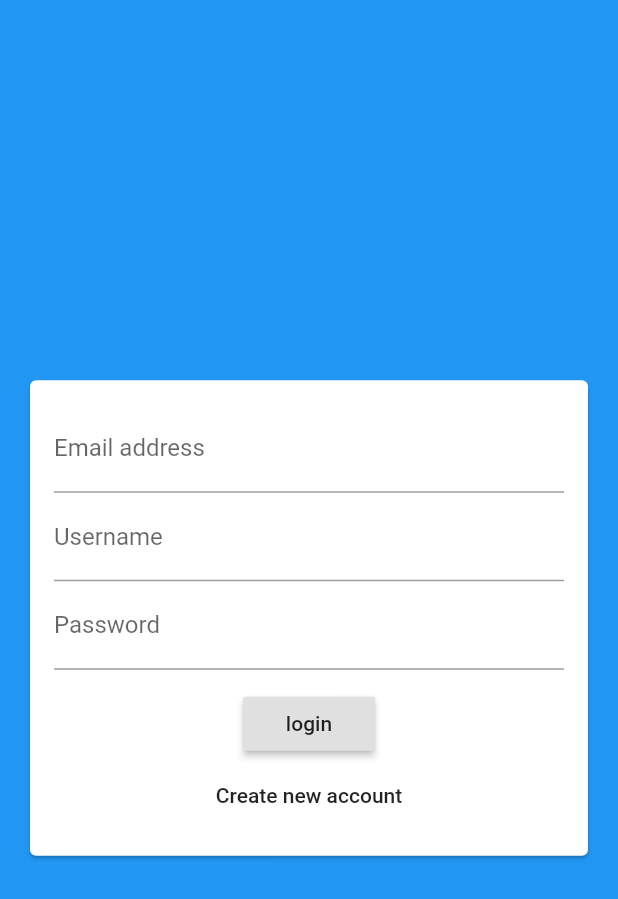
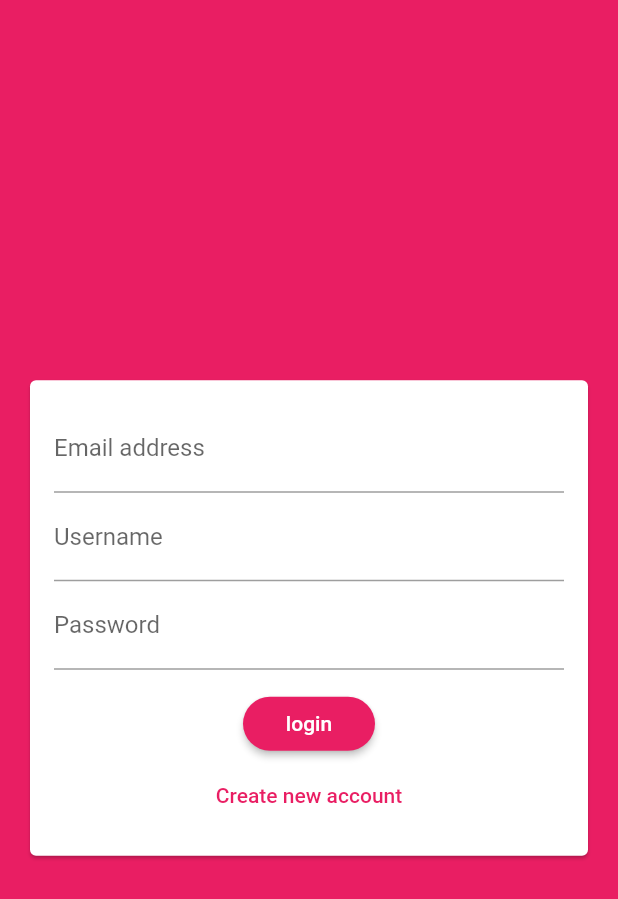
Before and after one commit to sunachun/chat, a Flutter app: the screen it shows after launch, on a phone screen of 412 x 824 dp. Shown: the top 899 px of the screen. Run offline on Flutter 3.47's test engine with Material 2 defaults, Android fonts, the phone set to English and light mode, and no system bars; our stand-ins replace cloud_firestore; accounts and stored records are empty.

Commit message:
322 ログイン画面

```diff
--- a/lib/main.dart
+++ b/lib/main.dart
@@ -12,7 +12,17 @@ class MyApp extends StatelessWidget {
     return MaterialApp(
       title: 'FlutterChat',
       theme: ThemeData(
-        primarySwatch: Colors.blue,
+        primarySwatch: Colors.pink,
+        backgroundColor: Colors.pink,
+        accentColor: Colors.deepPurple,
+        accentColorBrightness: Brightness.dark,
+        buttonTheme: ButtonTheme.of(context).copyWith(
+          buttonColor: Colors.pink,
+          textTheme: ButtonTextTheme.primary,
+          shape: RoundedRectangleBorder(
+            borderRadius: BorderRadius.circular(20),
+          ),
+        ),
       ),
       home: AuthScreen(),
     );
--- a/lib/widgets/auth/auth_form.dart
+++ b/lib/widgets/auth/auth_form.dart
@@ -39,6 +39,7 @@ class _AuthFormState extends State<AuthForm> {
                     onPressed: () {},
                   ),
                   FlatButton(
+                    textColor: Theme.of(context).primaryColor,
                     child: Text('Create new account'),
                     onPressed: () {},
                   ),
```
